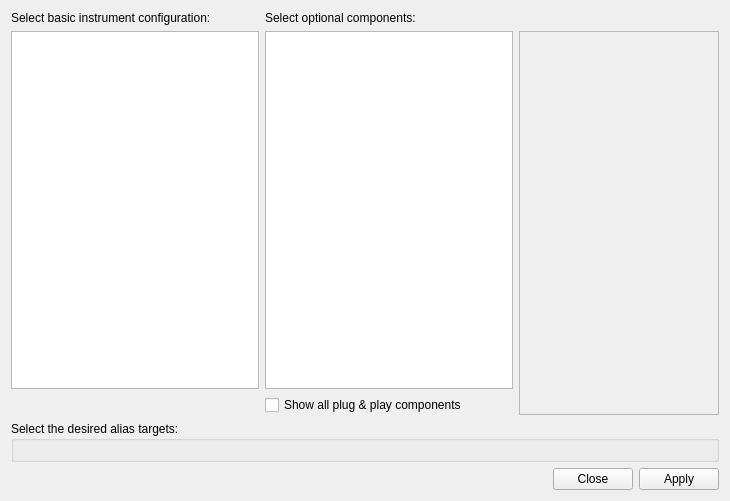
Qt form nicos/clients/gui/panels/setup_setups.ui (mlz-ictrl/nicos) before a commit.
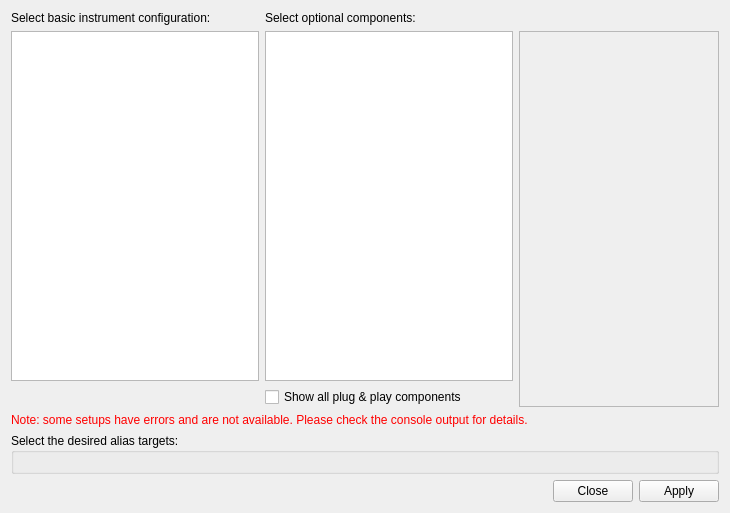
The same form after that commit.

Commit message: gui setup panel: show a hint if there were setups with errors

```diff
--- a/nicos/clients/gui/panels/setup_setups.ui
+++ b/nicos/clients/gui/panels/setup_setups.ui
@@ -81,6 +81,50 @@
      </item>
     </layout>
    </item>
+   <item>
+    <widget class="QLabel" name="errorLabel">
+     <property name="palette">
+      <palette>
+       <active>
+        <colorrole role="WindowText">
+         <brush brushstyle="SolidPattern">
+          <color alpha="255">
+           <red>255</red>
+           <green>0</green>
+           <blue>0</blue>
+          </color>
+         </brush>
+        </colorrole>
+       </active>
+       <inactive>
+        <colorrole role="WindowText">
+         <brush brushstyle="SolidPattern">
+          <color alpha="255">
+           <red>255</red>
+           <green>0</green>
+           <blue>0</blue>
+          </color>
+         </brush>
+        </colorrole>
+       </inactive>
+       <disabled>
+        <colorrole role="WindowText">
+         <brush brushstyle="SolidPattern">
+          <color alpha="255">
+           <red>165</red>
+           <green>167</green>
+           <blue>169</blue>
+          </color>
+         </brush>
+        </colorrole>
+       </disabled>
+      </palette>
+     </property>
+     <property name="text">
+      <string>Note: some setups have errors and are not available. Please check the console output for details.</string>
+     </property>
+    </widget>
+   </item>
    <item>
     <widget class="QGroupBox" name="aliasGroup">
      <property name="title">
```
The commit also changes 1 other file.
